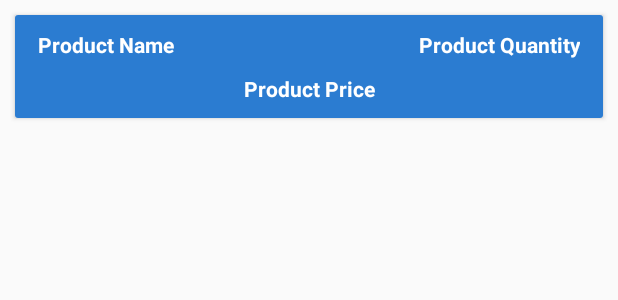
After one commit to MuRemo/Online-Shopping, an Android app: the layout cart_items_layout.xml on its own in the app's theme, with its tools: preview values and no code run, on a phone screen of 412 x 824 dp. The commit adds this screen. Shown: the top 300 px of the screen. Run offline under Robolectric (Android 15) with nearby library versions, the phone set to English and light mode, and no system bars.

Commit message:
Update CartActivity

```diff
--- a/app/build.gradle
+++ b/app/build.gradle
@@ -33,6 +33,7 @@ dependencies {
     implementation 'de.hdodenhof:circleimageview:3.0.0'
     implementation 'io.paperdb:paperdb:2.6'
     implementation 'com.theartofdev.edmodo:android-image-cropper:2.8.+'
+    implementation 'com.cepheuen.elegant-number-button:lib:1.0.2'
     testImplementation 'junit:junit:4.12'
     androidTestImplementation 'androidx.test:runner:1.2.0'
     androidTestImplementation 'androidx.test.espresso:espresso-core:3.2.0'
--- a/app/src/main/java/com/example/fazz/SettinsActivity.java
+++ b/app/src/main/java/com/example/fazz/SettinsActivity.java
@@ -115,7 +115,7 @@ public class SettinsActivity extends AppCompatActivity
         userMap. put("phoneOrder", userPhoneEditText.getText().toString());
         ref.child(Prevalent.currentOnlineUser.getPhone()).updateChildren(userMap);
 
-        startActivity(new Intent(SettinsActivity.this, MainActivity.class));
+        startActivity(new Intent(SettinsActivity.this, HomeActivity.class));
         Toast.makeText(SettinsActivity.this, "Profile Info update successfully.", Toast.LENGTH_SHORT).show();
         finish();
     }
@@ -214,7 +214,7 @@ public class SettinsActivity extends AppCompatActivity
 
                                 progressDialog.dismiss();
 
-                                startActivity(new Intent(SettinsActivity.this, MainActivity.class));
+                                startActivity(new Intent(SettinsActivity.this, HomeActivity.class));
                                 Toast.makeText(SettinsActivity.this, "Profile Info update successfully.", Toast.LENGTH_SHORT).show();
                                 finish();
                             }
--- /dev/null
+++ b/app/src/main/res/layout/cart_items_layout.xml
@@ -0,0 +1,61 @@
+<?xml version="1.0" encoding="utf-8"?>
+<androidx.cardview.widget.CardView xmlns:android="http://schemas.android.com/apk/res/android"
+    xmlns:app="http://schemas.android.com/apk/res-auto"
+    android:orientation="vertical"
+    android:layout_width="match_parent"
+    android:layout_height="wrap_content"
+    android:layout_margin="10dp"
+    cardElevation="15dp"
+    >
+
+    <RelativeLayout
+        android:layout_width="match_parent"
+        android:layout_height="match_parent"
+        android:background="@color/colorPrimaryDark"
+        android:padding="10dp"
+        >
+
+        <TextView
+            android:id="@+id/cart_product_name"
+            android:layout_width="160dp"
+            android:layout_height="wrap_content"
+            android:text="Product Name"
+            android:textColor="@android:color/white"
+            android:textSize="14dp"
+            android:layout_marginLeft="5dp"
+            android:textStyle="bold"
+            ></TextView>
+
+        <TextView
+            android:id="@+id/cart_product_quantity"
+            android:layout_width="160dp"
+            android:layout_height="wrap_content"
+            android:text="Product Quantity"
+            android:textColor="@android:color/white"
+            android:textSize="14dp"
+            android:layout_alignParentEnd="true"
+            android:layout_marginLeft="5dp"
+            android:textAlignment="viewEnd"
+            android:layout_marginRight="5dp"
+            android:textStyle="bold"
+
+            ></TextView>
+
+
+        <TextView
+            android:id="@+id/cart_product_price"
+            android:layout_width="match_parent"
+            android:layout_height="wrap_content"
+            android:text="Product Price"
+            android:textColor="@android:color/white"
+            android:textSize="14dp"
+            android:textStyle="bold"
+            android:layout_below="@+id/cart_product_quantity"
+            android:gravity="center"
+            android:layout_marginTop="10dp"
+            ></TextView>
+
+    </RelativeLayout>
+
+
+</androidx.cardview.widget.CardView>
```
Also changed, not shown: app/src/main/AndroidManifest.xml (+9 -7 lines), app/src/main/java/com/example/fazz/CartActivity.java (added, +83 -0 lines), app/src/main/java/com/example/fazz/HomeActivity.java (+20 -3 lines), app/src/main/java/com/example/fazz/Model/Cart.java (added, +59 -0 lines), app/src/main/java/com/example/fazz/ProductDetailsActivity.java (added, +148 -0 lines), app/src/main/java/com/example/fazz/ViewHolder/CartViewHolder.java (added, +34 -0 lines), app/src/main/res/layout/activity_cart.xml (added, +56 -0 lines), app/src/main/res/layout/activity_product_details.xml (added, +101 -0 lines).
